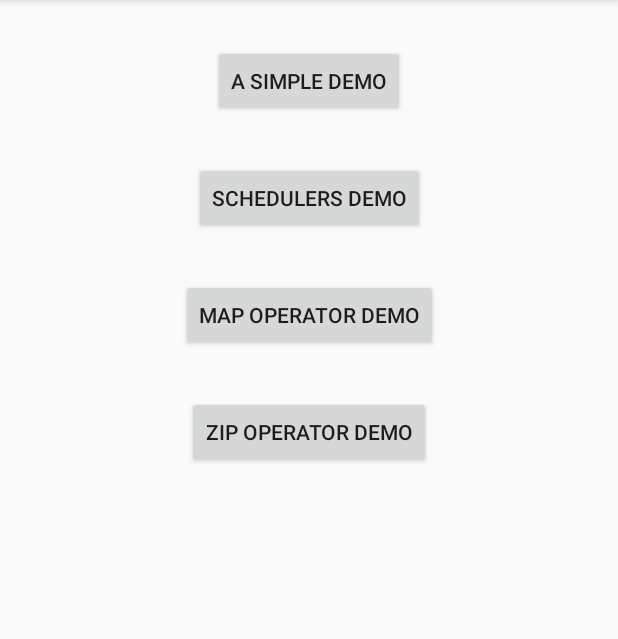
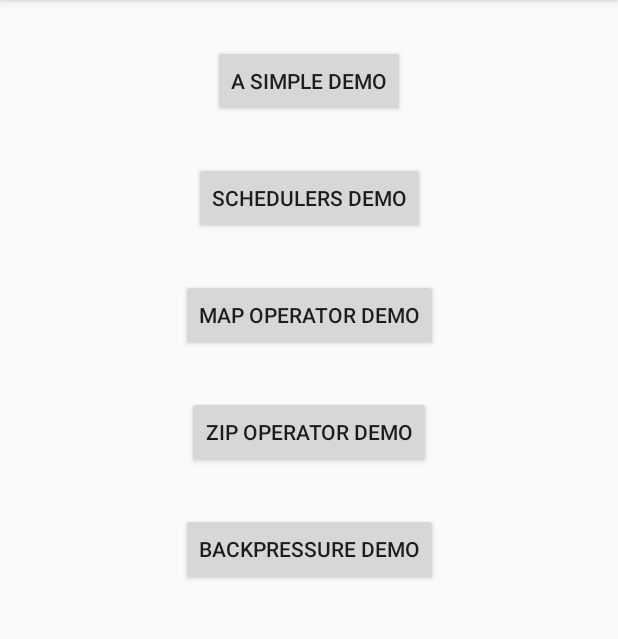
Before and after one commit to lizhen0211/Android_Rx_Java_2_Sample, an Android app: the screen it shows after launch (MainActivity), on a phone screen of 412 x 824 dp, the part 84-723 px from its top. Run offline under Robolectric (Android 15) with nearby library versions, the phone set to English and light mode, and no system bars.

```diff
--- a/app/src/main/AndroidManifest.xml
+++ b/app/src/main/AndroidManifest.xml
@@ -3,6 +3,7 @@
     package="com.lz.android_rxjava2_sample">
 
     <uses-permission android:name="android.permission.INTERNET" />
+
     <application
         android:allowBackup="true"
         android:icon="@mipmap/ic_launcher"
@@ -10,7 +11,8 @@
         android:roundIcon="@mipmap/ic_launcher_round"
         android:supportsRtl="true"
         android:theme="@style/AppTheme">
-        <activity android:name=".ZipOperatorActivity"/>
+        <activity android:name=".BackpressureActivity" />
+        <activity android:name=".ZipOperatorActivity" />
         <activity android:name=".MapOperatorActivity" />
         <activity android:name=".SchedulersActivity" />
         <activity android:name=".SimpleDemoActivity" />
--- a/app/src/main/java/com/lz/android_rxjava2_sample/MapOperatorActivity.java
+++ b/app/src/main/java/com/lz/android_rxjava2_sample/MapOperatorActivity.java
@@ -39,7 +39,7 @@ public class MapOperatorActivity extends AppCompatActivity {
     }
 
     /**
-     * map 操作符
+     * map 转换操作符
      * <p>
      * 对上游发送的每一个事件应用一个函数
      * 将上游接口数据，转换成下游接口需要的数据
@@ -69,7 +69,7 @@ public class MapOperatorActivity extends AppCompatActivity {
     }
 
     /**
-     * flatMap 操作符
+     * flatMap 转换操作符
      * <p>
      * 将一个发送事件的上游Observable变换为多个发送事件的Observables
      * 然后将它们发射的事件合并后放进一个单独的Observable里
@@ -103,7 +103,7 @@ public class MapOperatorActivity extends AppCompatActivity {
     }
 
     /**
-     * concatMap 操作符
+     * concatMap 转换操作符
      * <p>
      * 注意: flatMap并不保证事件的顺序，并不是事件1就在事件2的前面.
      * concatMap 可以保证事件的顺序 结果是严格按照上游发送的顺序来发送
--- a/app/src/main/res/layout/activity_main.xml
+++ b/app/src/main/res/layout/activity_main.xml
@@ -50,4 +50,15 @@
         app:layout_constraintRight_toRightOf="parent"
         app:layout_constraintTop_toBottomOf="@id/map_operator_demo_btn" />
 
+    <Button
+        android:id="@+id/backpressure_demo_btn"
+        android:layout_width="wrap_content"
+        android:layout_height="wrap_content"
+        android:layout_marginTop="30dp"
+        android:onClick="onBackpressureClick"
+        android:text="backpressure demo"
+        app:layout_constraintLeft_toLeftOf="parent"
+        app:layout_constraintRight_toRightOf="parent"
+        app:layout_constraintTop_toBottomOf="@id/zip_operator_demo_btn" />
+
 </android.support.constraint.ConstraintLayout>
```
Also changed, not shown: app/src/main/java/com/lz/android_rxjava2_sample/BackpressureActivity.java (added, +73 -0 lines), app/src/main/java/com/lz/android_rxjava2_sample/MainActivity.java (+7 -2 lines), app/src/main/res/layout/activity_backpressure.xml (added, +20 -0 lines).
